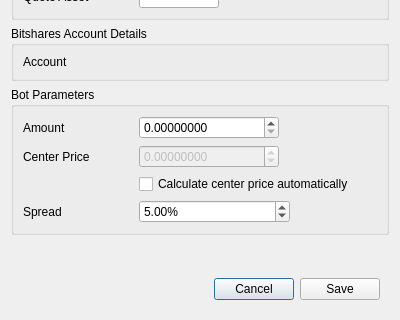
First picture: the form in dexbot/views/ui/edit_bot_window.ui, repository xeroc/stakemachine, before the edit; both pictures show x 0 to 400 and y 138 to 458 of the 400 by 458 pixel window.
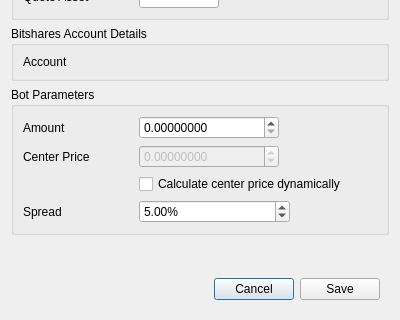
Second picture: the form after the edit.

```diff
--- a/dexbot/views/ui/edit_bot_window.ui
+++ b/dexbot/views/ui/edit_bot_window.ui
@@ -380,7 +380,7 @@
       <item row="2" column="1">
        <widget class="QCheckBox" name="center_price_automatic_checkbox">
         <property name="text">
-         <string>Calculate center price automatically</string>
+         <string>Calculate center price dynamically</string>
         </property>
        </widget>
       </item>
```
Left out of the diff: 2 changed lines with no effect on the pictures.
